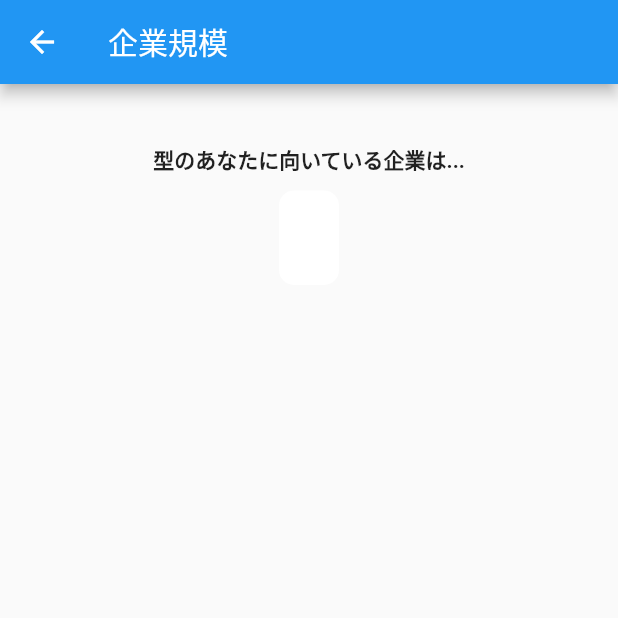
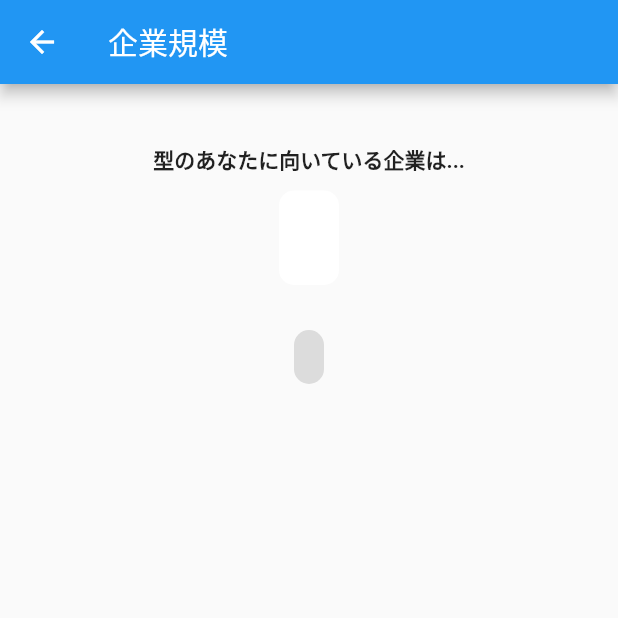
Before and after one commit to YuukiHayashi0510/ECSS, a Flutter app: the DiagnoseCompanyPage screen opened directly with empty values, on a phone screen of 412 x 824 dp, the top half of it. Run offline on Flutter 3.47's test engine with Material 2 defaults, Android fonts, the phone set to English and light mode, and no system bars; our stand-ins replace firebase_core; accounts and stored records are empty.

Commit message:
適性企業規模文章

```diff
--- /dev/null
+++ b/firestore.indexes.json
@@ -0,0 +1,4 @@
+{
+  "indexes": [],
+  "fieldOverrides": []
+}
--- a/lib/diagnose/company.dart
+++ b/lib/diagnose/company.dart
@@ -61,6 +61,19 @@ class _DiagnoseCompanyPageState extends State<DiagnoseCompanyPage> {
                               fontSize: 20, fontWeight: FontWeight.bold),
                         ),
                       ),
+                    ),
+                    Container(
+                      margin: EdgeInsets.only(top: 30),
+                      decoration: BoxDecoration(
+                          color: Colors.black12,
+                          borderRadius: BorderRadius.circular(10)),
+                      child: Padding(
+                        padding: EdgeInsets.all(10),
+                        child: Text(
+                          returnExplanationText(widget.param),
+                          style: TextStyle(),
+                        ),
+                      ),
                     )
                   ],
                 ),
@@ -101,3 +114,22 @@ String returnScaleText(String param) {
   }
   return result;
 }
+
+String returnExplanationText(String param) {
+  String text = '';
+  switch (param) {
+    case 'D':
+      text = 'D型の人は、メガベンチャーの\n成果思考、チャレンジ精神と\nマッチしており、適性があります';
+      break;
+    case 'I':
+      text = 'I型の人は、ベンチャー・スタートアップの和気藹々とした空気感とマッチしており、適性があります';
+      break;
+    case 'S':
+      text = 'S型の人は、大企業の福利厚生、\n企業成長等、安定的な特性とマッチしており、\n適性があります';
+      break;
+    case 'C':
+      text = 'C型の人は、中小企業の慎重さ、\n系統的な姿勢とマッチしており、\n適性があります';
+      break;
+  }
+  return text;
+}
--- a/lib/ui/component.dart
+++ /dev/null
@@ -1,17 +0,0 @@
-import 'package:flutter/material.dart';
-import 'package:support_company_selection/authentication/login.dart';
-import 'package:support_company_selection/authentication/mypage.dart';
-import 'package:support_company_selection/ui/topPage.dart';
-
-int _selectedIndex=1;
-
-Widget BottomNavBar() {
-  return BottomNavigationBar(
-    currentIndex: _selectedIndex,
-    items: <BottomNavigationBarItem>[
-      BottomNavigationBarItem(icon: Icon(Icons.login), label: 'Login'),
-      BottomNavigationBarItem(icon: Icon(Icons.home), label: 'Home'),
-      BottomNavigationBarItem(icon: Icon(Icons.account_circle), label: 'MyPage'),
-    ],
-  );
-}
```
Also changed, not shown: firebase.json (added), lib/firebase_options.dart (added), 9 other files.
